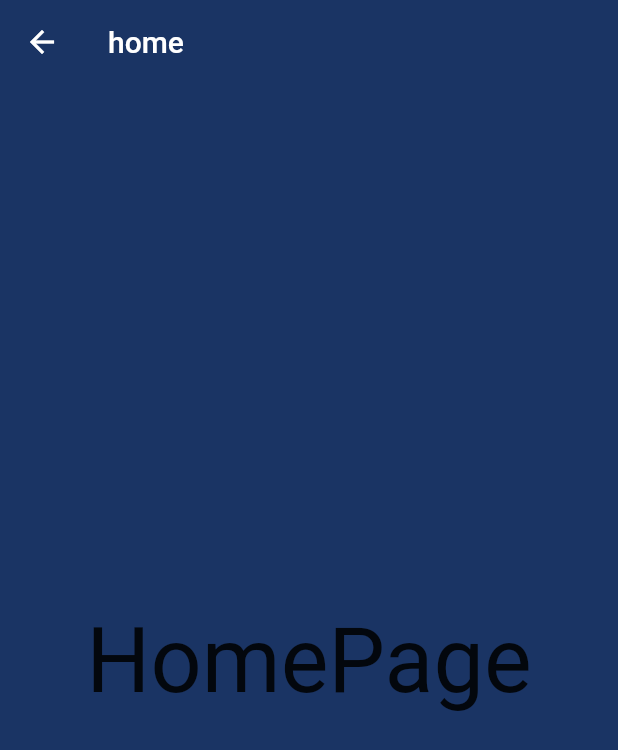
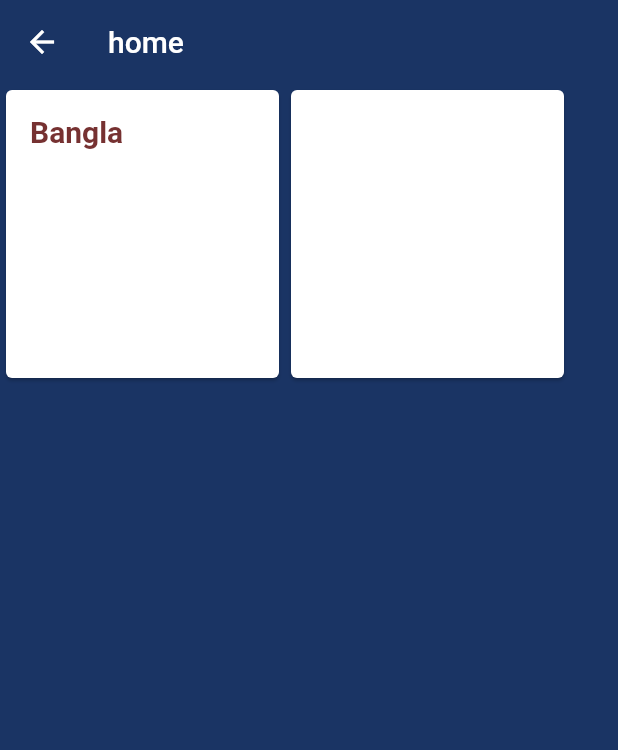
Before and after one commit to ISRAFIL-HOSSAIN/Flutter_quiz_apps, a Flutter app: the HomeScreen screen opened by its route, on a phone screen of 412 x 824 dp. Shown: the top 750 px of the screen. Run offline on Flutter 3.47's test engine with Material 2 defaults, Android fonts, the phone set to English and light mode, and no system bars; our stand-ins replace google_fonts.

Commit message:
Card Add in Home Screen

```diff
--- a/lib/screen/home/HomeScreen.dart
+++ b/lib/screen/home/HomeScreen.dart
@@ -6,20 +6,67 @@ class HomeScreen extends StatelessWidget {
   const HomeScreen({Key? key}) : super(key: key);
 
   @override
-  Widget build(BuildContext context) => Scaffold(
+  Widget build(BuildContext context) {
+    var sizeW = MediaQuery.of(context).size.height / 3;
+    return SafeArea(
+      child: Scaffold(
         backgroundColor: background,
         appBar: AppBar(
           title: const Text('home'),
           backgroundColor: background,
           shadowColor: Colors.transparent,
         ),
-        body: Center(
-          child: Text(
-            'HomePage',
-            style: TextStyle(
-              fontSize: 60,
-            ),
+        body: Container(
+          child: Row(
+            children: [
+              Column(
+                crossAxisAlignment: CrossAxisAlignment.center,
+                children: [
+                  Container(
+                    height: 200,
+                    width: 190,
+                    child: Card(
+                      child: ListTile(
+                          title: Text(
+                        'Bangla',
+                        style: TextStyle(
+                          fontSize: 20,
+                          fontWeight: FontWeight.w600,
+                          color: Color.fromARGB(255, 118, 49, 49),
+                        ),
+                      )),
+                    ),
+                  ),
+                ],
+              ),
+              SizedBox(
+                width: 0,
+              ),
+              Column(
+                crossAxisAlignment: CrossAxisAlignment.start,
+                children: [
+                  Container(
+                    height: 200,
+                    width: 190,
+                    child: Card(
+                      child: ListTile(
+                          title: Text(
+                        'Bangla',
+                        style: TextStyle(
+                          fontSize: 20,
+                          fontWeight: FontWeight.w600,
+                          color: Colors.white,
+                        ),
+                      )),
+                    ),
+                  ),
+                ],
+              ),
+            ],
           ),
+
         ),
-      );
+      ),
+    );
+  }
 }
```
